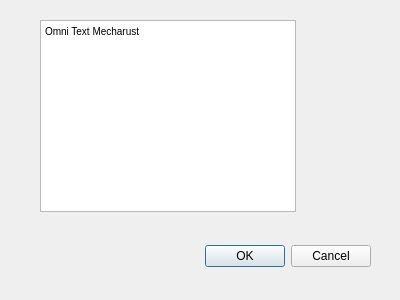
This is pysideExamples/ui/new-ui.ui in Apfirebolt/desktop-apps-in-python-using-tkinter-and-pyqt as Qt 5 draws it before an edit. The edited form follows.
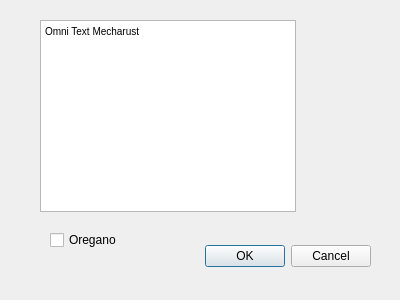
This is the edited form.

```diff
--- a/pysideExamples/ui/new-ui.ui
+++ b/pysideExamples/ui/new-ui.ui
@@ -46,6 +46,19 @@
 &lt;p style=&quot; margin-top:0px; margin-bottom:0px; margin-left:0px; margin-right:0px; -qt-block-indent:0; text-indent:0px;&quot;&gt;Omni Text Mecharust&lt;/p&gt;&lt;/body&gt;&lt;/html&gt;</string>
    </property>
   </widget>
+  <widget class="QCheckBox" name="checkBox">
+   <property name="geometry">
+    <rect>
+     <x>50</x>
+     <y>230</y>
+     <width>81</width>
+     <height>20</height>
+    </rect>
+   </property>
+   <property name="text">
+    <string>Oregano</string>
+   </property>
+  </widget>
  </widget>
  <resources/>
  <connections>
```
